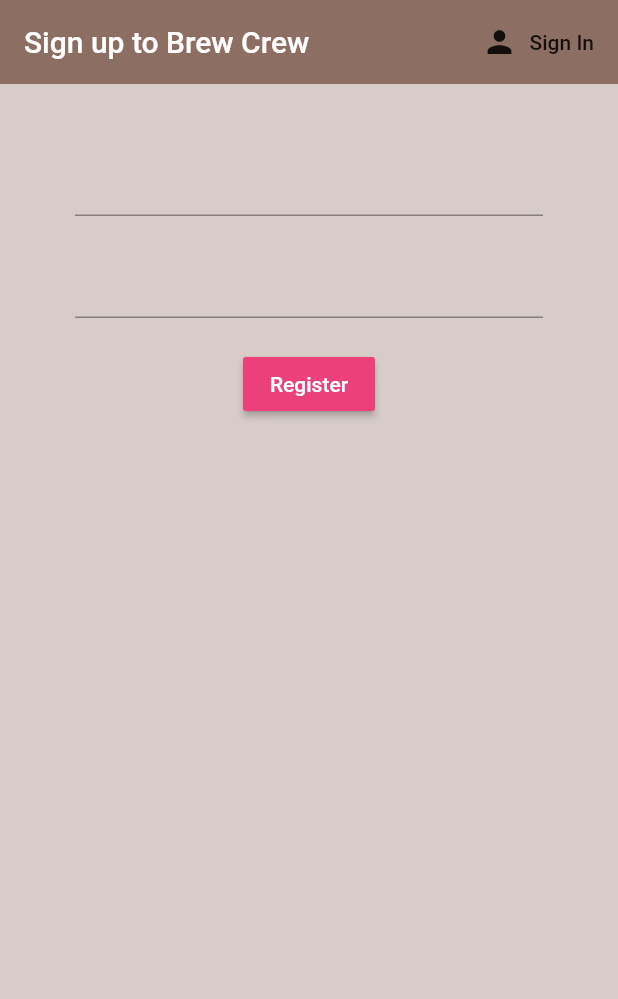
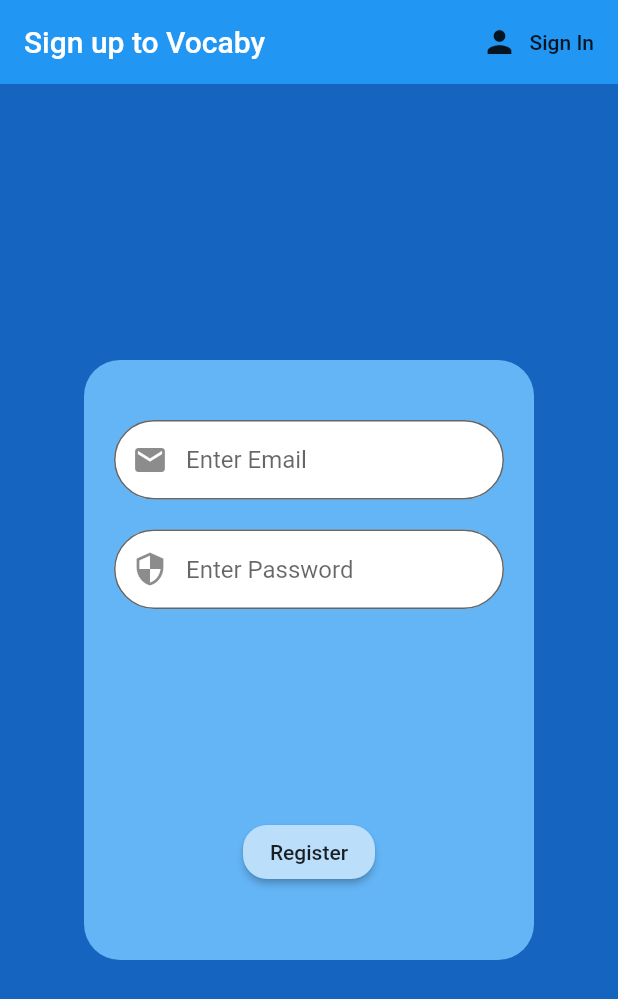
Before and after one commit to AbdulBasit313/flutter-firebase-vocabulary-builder, a Flutter app: the screen it shows after launch, after a tap on "Sign In", after a tap on "Register", on a phone screen of 412 x 824 dp. Shown: the top 999 px of the screen. Run offline on Flutter 3.47's test engine with Material 2 defaults, Android fonts, the phone set to English and light mode, and no system bars; our stand-ins replace firebase_auth; accounts and stored records are empty.

Commit message:
made the ui

```diff
--- a/lib/main.dart
+++ b/lib/main.dart
@@ -12,6 +12,7 @@ class MyApp extends StatelessWidget {
     return StreamProvider<User>.value(
       value: AuthService().user,
       child: MaterialApp(
+        debugShowCheckedModeBanner: false,
         home: Wrapper(),
       ),
     );
--- a/lib/screens/authenticate/register.dart
+++ b/lib/screens/authenticate/register.dart
@@ -1,5 +1,7 @@
 import 'package:vocabulary_app/services/auth.dart';
 import 'package:flutter/material.dart';
+import 'package:vocabulary_app/shared/constants.dart';
+// import 'package:vocabulary_app/shared/constants.dart';
 
 class Register extends StatefulWidget {
   final Function toggleView;
@@ -21,11 +23,11 @@ class _RegisterState extends State<Register> {
   @override
   Widget build(BuildContext context) {
     return Scaffold(
-      backgroundColor: Colors.brown[100],
+      backgroundColor: Colors.blue[800],
       appBar: AppBar(
-        backgroundColor: Colors.brown[400],
+        // backgroundColor: Colors.brown[400],
         elevation: 0.0,
-        title: Text('Sign up to Brew Crew'),
+        title: Text('Sign up to Vocaby'),
         actions: <Widget>[
           FlatButton.icon(
             icon: Icon(Icons.person),
@@ -34,14 +36,26 @@ class _RegisterState extends State<Register> {
           ),
         ],
       ),
-      body: Container(
-        padding: EdgeInsets.symmetric(vertical: 20.0, horizontal: 50.0),
+      body: Center(
+        child: SingleChildScrollView(
+          child: Container(
+            decoration: BoxDecoration(
+              borderRadius: BorderRadius.circular(24.0),
+              color: Colors.blue[300],
+            ),
+            width: 300,
+            height: 400,
+            padding: EdgeInsets.symmetric(vertical: 20.0, horizontal: 20.0),
             child: Form(
               key: _formKey,
               child: Column(
                 children: <Widget>[
                   SizedBox(height: 20.0),
                   TextFormField(
+                    decoration: textInputDecoration.copyWith(
+                      hintText: 'Enter Email',
+                      prefixIcon: Icon(Icons.email),
+                    ),
                     validator: (val) => val.isEmpty ? 'Enter an email' : null,
                     onChanged: (val) {
                       setState(() => email = val);
@@ -49,24 +63,30 @@ class _RegisterState extends State<Register> {
                   ),
                   SizedBox(height: 20.0),
                   TextFormField(
+                    decoration: textInputDecoration.copyWith(
+                      hintText: 'Enter Password',
+                      prefixIcon: Icon(Icons.security),
+                    ),
                     obscureText: true,
-                validator: (val) =>
-                    val.length < 6 ? 'Enter a password 6+ chars long' : null,
+                    validator: (val) => val.length < 6
+                        ? 'Enter a password 6+ chars long'
+                        : null,
                     onChanged: (val) {
                       setState(() => password = val);
                     },
                   ),
-              SizedBox(height: 20.0),
+                  Spacer(),
+                  // SizedBox(height: 70.0),
                   RaisedButton(
-                  color: Colors.pink[400],
-                  child: Text(
-                    'Register',
-                    style: TextStyle(color: Colors.white),
+                      color: Colors.blue[100],
+                      shape: RoundedRectangleBorder(
+                        borderRadius: BorderRadius.circular(16.0),
                       ),
+                      child: Text('Register'),
                       onPressed: () async {
                         if (_formKey.currentState.validate()) {
-                      dynamic result = await _auth.registerWithEmailAndPassword(
-                          email, password);
+                          dynamic result = await _auth
+                              .registerWithEmailAndPassword(email, password);
                           if (result == null) {
                             setState(() {
                               error = 'Please supply a valid email';
@@ -83,6 +103,8 @@ class _RegisterState extends State<Register> {
               ),
             ),
           ),
+        ),
+      ),
     );
   }
 }
--- a/lib/screens/authenticate/sign_in.dart
+++ b/lib/screens/authenticate/sign_in.dart
@@ -1,5 +1,7 @@
 import 'package:vocabulary_app/services/auth.dart';
 import 'package:flutter/material.dart';
+import 'package:vocabulary_app/shared/constants.dart';
+// import 'package:vocabulary_app/shared/constants.dart';
 
 class SignIn extends StatefulWidget {
   final Function toggleView;
@@ -21,11 +23,11 @@ class _SignInState extends State<SignIn> {
   @override
   Widget build(BuildContext context) {
     return Scaffold(
-      backgroundColor: Colors.brown[100],
+      backgroundColor: Colors.blue[800],
       appBar: AppBar(
-        backgroundColor: Colors.brown[400],
+        // backgroundColor: Colors.brown[400],
         elevation: 0.0,
-        title: Text('Sign in to Brew Crew'),
+        title: Text('Sign in to Vocaby'),
         actions: <Widget>[
           FlatButton.icon(
             icon: Icon(Icons.person),
@@ -36,14 +38,26 @@ class _SignInState extends State<SignIn> {
           )
         ],
       ),
-      body: Container(
-        padding: EdgeInsets.symmetric(vertical: 20.0, horizontal: 50.0),
+      body: Center(
+        child: SingleChildScrollView(
+          child: Container(
+            decoration: BoxDecoration(
+              borderRadius: BorderRadius.circular(24.0),
+              color: Colors.blue[300],
+            ),
+            width: 300,
+            height: 400,
+            padding: EdgeInsets.symmetric(vertical: 20.0, horizontal: 20.0),
             child: Form(
               key: _formKey,
               child: Column(
                 children: <Widget>[
                   SizedBox(height: 20.0),
                   TextFormField(
+                    decoration: textInputDecoration.copyWith(
+                      hintText: 'Enter Email',
+                      prefixIcon: Icon(Icons.email),
+                    ),
                     validator: (val) => val.isEmpty ? 'Enter an email' : null,
                     onChanged: (val) {
                       setState(() => email = val);
@@ -51,24 +65,30 @@ class _SignInState extends State<SignIn> {
                   ),
                   SizedBox(height: 20.0),
                   TextFormField(
+                    decoration: textInputDecoration.copyWith(
+                      hintText: 'Enter Password',
+                      prefixIcon: Icon(Icons.security),
+                    ),
                     obscureText: true,
-                validator: (val) =>
-                    val.length < 6 ? 'Enter a password 6+ chars long' : null,
+                    validator: (val) => val.length < 6
+                        ? 'Enter a password 6+ chars long'
+                        : null,
                     onChanged: (val) {
                       setState(() => password = val);
                     },
                   ),
-              SizedBox(height: 20.0),
+                  Spacer(),
+                  // SizedBox(height: 100.0),
                   RaisedButton(
-                  color: Colors.pink[400],
-                  child: Text(
-                    'Sign In',
-                    style: TextStyle(color: Colors.white),
+                      color: Colors.blue[100],
+                      shape: RoundedRectangleBorder(
+                        borderRadius: BorderRadius.circular(16.0),
                       ),
+                      child: Text('Sign In'),
                       onPressed: () async {
                         if (_formKey.currentState.validate()) {
-                      dynamic result = await _auth.signInWithEmailAndPassword(
-                          email, password);
+                          dynamic result = await _auth
+                              .signInWithEmailAndPassword(email, password);
                           if (result == null) {
                             setState(() {
                               error = 'Either email or passoword is wrong';
@@ -85,6 +105,8 @@ class _SignInState extends State<SignIn> {
               ),
             ),
           ),
+        ),
+      ),
     );
   }
 }
--- a/lib/screens/home/home.dart
+++ b/lib/screens/home/home.dart
@@ -11,10 +11,10 @@ class Home extends StatelessWidget {
     final user = Provider.of<User>(context);
     return Container(
       child: Scaffold(
-        backgroundColor: Colors.brown[50],
+        backgroundColor: Colors.blue[800],
         appBar: AppBar(
-          title: Text('Brew Crew'),
-          backgroundColor: Colors.brown[400],
+          // centerTitle: true,
+          title: Text('Vocaby'),
           elevation: 0.0,
           actions: <Widget>[
             FlatButton.icon(
@@ -27,8 +27,16 @@ class Home extends StatelessWidget {
           ],
         ),
         body: Container(
-          child: Text('Hello ${user.email} welcom to app!'),
-          // child: Text('Hello  welcom to app!'),
+          child: Padding(
+            padding: const EdgeInsets.all(8.0),
+            child: Text(
+              'Hello ${user.email} welcom to app!',
+              style: TextStyle(
+                color: Colors.white,
+                fontSize: 22.0,
+              ),
+            ),
+          ),
         ),
       ),
     );
--- /dev/null
+++ b/lib/shared/constants.dart
@@ -0,0 +1,11 @@
+import 'package:flutter/material.dart';
+
+final textInputDecoration = InputDecoration(
+  contentPadding: EdgeInsets.symmetric(vertical: 17.0),
+  fillColor: Colors.white,
+  filled: true,
+  border: OutlineInputBorder(
+    borderRadius: BorderRadius.circular(35.0),
+    borderSide: BorderSide(),
+  ),
+);
```
Lines whose indentation alone changed are shown as unchanged.
